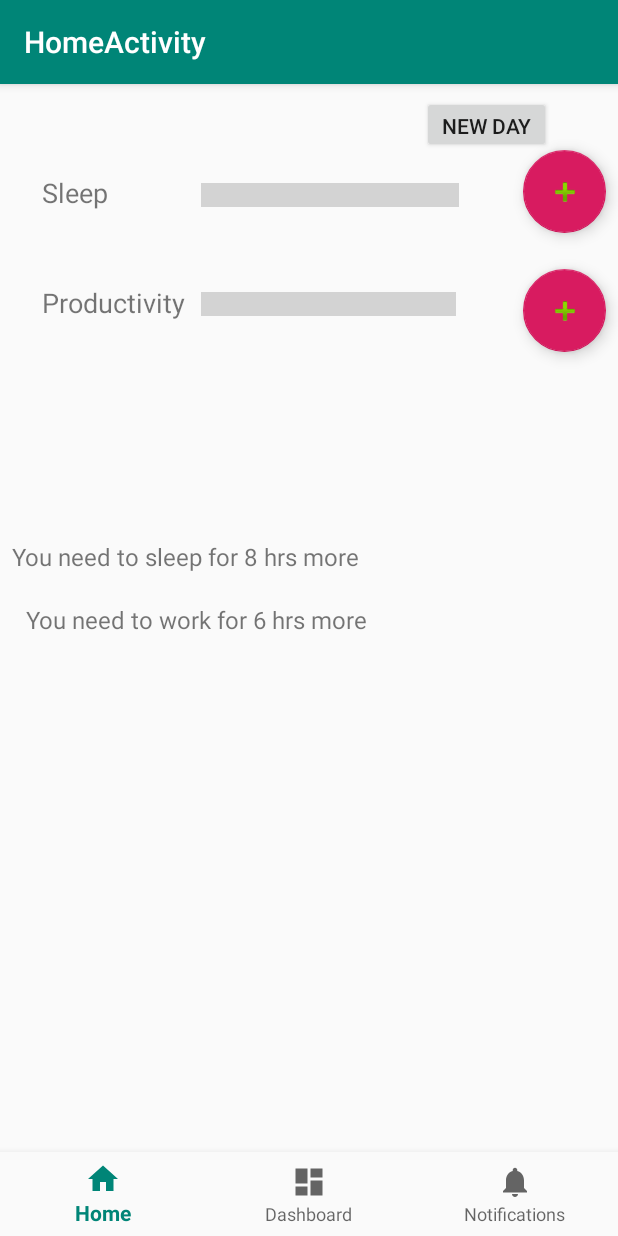
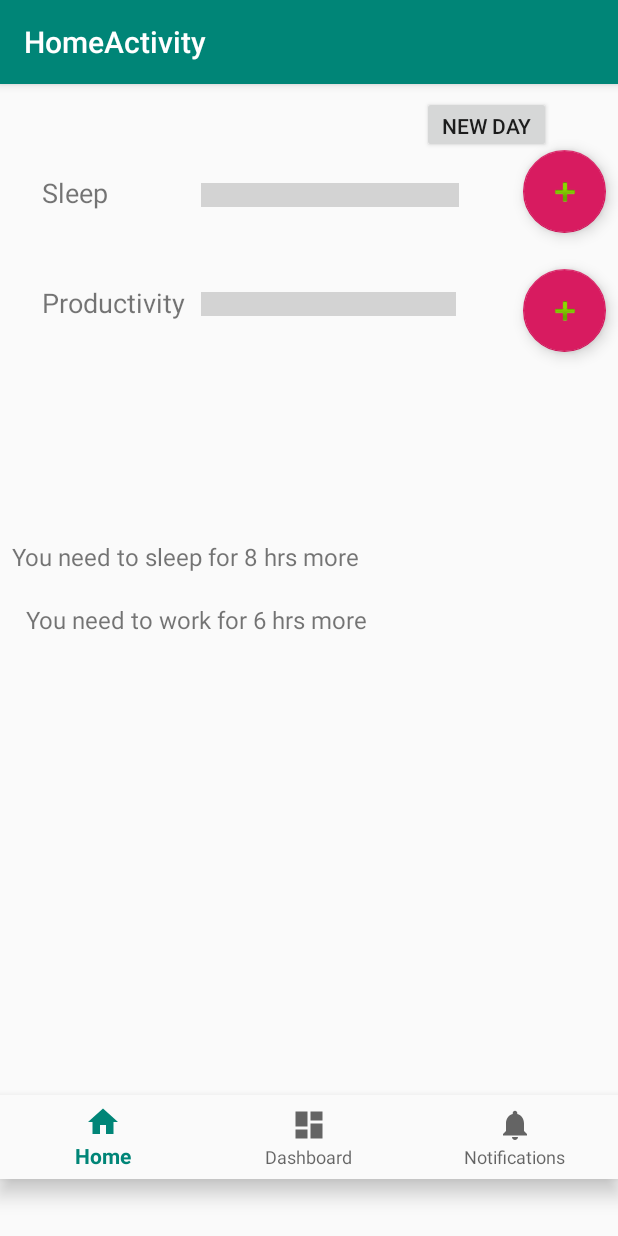
Before and after one commit to shaurya287/fitapp, an Android app: the HomeActivity screen opened directly, with no data from a screen before it, on a phone screen of 412 x 824 dp. Run offline under Robolectric (Android 15) with nearby library versions, the phone set to English and light mode, and no system bars.

```diff
--- a/app/src/main/res/layout/activity_home.xml
+++ b/app/src/main/res/layout/activity_home.xml
@@ -1,11 +1,12 @@
 <?xml version="1.0" encoding="utf-8"?>
-<android.support.constraint.ConstraintLayout xmlns:android="http://schemas.android.com/apk/res/android"
+<androidx.constraintlayout.widget.ConstraintLayout xmlns:android="http://schemas.android.com/apk/res/android"
     xmlns:app="http://schemas.android.com/apk/res-auto"
     xmlns:tools="http://schemas.android.com/tools"
     android:id="@+id/HomeActivity"
     android:layout_width="match_parent"
     android:layout_height="match_parent"
-    tools:context=".HomeActivity">
+    tools:context=".HomeActivity"
+    tools:layout_editor_absoluteY="25dp">
 
 
     <ProgressBar
@@ -91,7 +92,7 @@
         app:layout_constraintStart_toStartOf="parent"
         app:layout_constraintTop_toTopOf="parent" />
 
-    <android.support.design.widget.FloatingActionButton
+    <com.google.android.material.floatingactionbutton.FloatingActionButton
         android:id="@+id/AddButton1"
         android:layout_width="55dp"
         android:layout_height="55dp"
@@ -105,7 +106,7 @@
         app:layout_constraintStart_toEndOf="@+id/ProgressBar1"
         app:layout_constraintTop_toTopOf="parent" />
 
-    <android.support.design.widget.FloatingActionButton
+    <com.google.android.material.floatingactionbutton.FloatingActionButton
         android:id="@+id/AddButton2"
         android:layout_width="55dp"
         android:layout_height="55dp"
@@ -119,17 +120,18 @@
         app:layout_constraintStart_toEndOf="@+id/ProgressBar2"
         app:layout_constraintTop_toBottomOf="@+id/AddButton1" />
 
-    <android.support.design.widget.BottomNavigationView
+
+    <com.google.android.material.bottomnavigation.BottomNavigationView
         android:id="@+id/navigation"
         android:layout_width="0dp"
         android:layout_height="wrap_content"
-        android:layout_marginStart="0dp"
-        android:layout_marginEnd="0dp"
+        android:layout_marginTop="260dp"
         android:background="?android:attr/windowBackground"
         app:layout_constraintBottom_toBottomOf="parent"
         app:layout_constraintLeft_toLeftOf="parent"
         app:layout_constraintRight_toRightOf="parent"
+        app:layout_constraintTop_toBottomOf="@+id/workText"
         app:menu="@menu/navigation" />
 
 
-</android.support.constraint.ConstraintLayout>
+</androidx.constraintlayout.widget.ConstraintLayout>
--- a/build.gradle
+++ b/build.gradle
@@ -20,9 +20,7 @@ allprojects {
 
         google()
         jcenter()
-        maven {
-            url "https://maven.google.com" // Google's Maven repository
-        }
+
     }
 }
 
```
Also changed, not shown: app/build.gradle (+8 -9 lines), app/src/main/java/com/example/shauryasingh/fitapp/HomeActivity.java (+4 -8 lines), app/src/main/java/com/example/shauryasingh/fitapp/MainActivity.java (+5 -4 lines), app/src/main/res/layout/activity_main.xml (+7 -3 lines), gradle.properties (line endings or trailing spaces), 1 other file.
